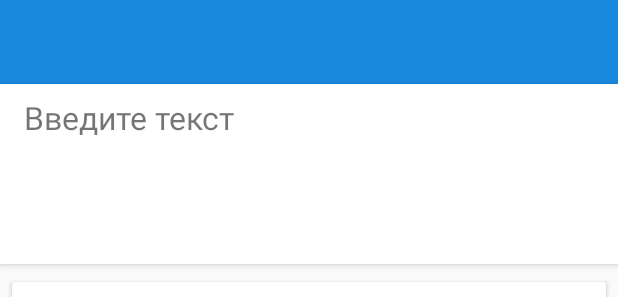
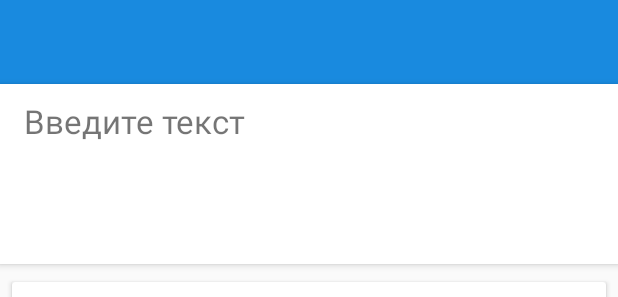
Before and after one commit to nbsp-team/translator-plus, an Android app: the layout activity_main.xml on its own in the app's theme, with its tools: preview values and no code run, on a phone screen of 412 x 824 dp. Shown: the top 297 px of the screen. Run offline under Robolectric (Android 15) with nearby library versions, the phone set to English and light mode, and no system bars.

Commit message:
font size

```diff
--- a/app/src/main/res/layout/activity_main.xml
+++ b/app/src/main/res/layout/activity_main.xml
@@ -66,9 +66,9 @@
 
             <TextView
                 android:layout_width="match_parent"
-                android:layout_height="45dp"
+                android:layout_height="50dp"
                 android:gravity="center_vertical"
-                android:textSize="21sp"
+                android:textSize="22sp"
                 android:paddingStart="16dp"
                 android:paddingEnd="16dp"
                 android:text="@string/enter_text"
```
